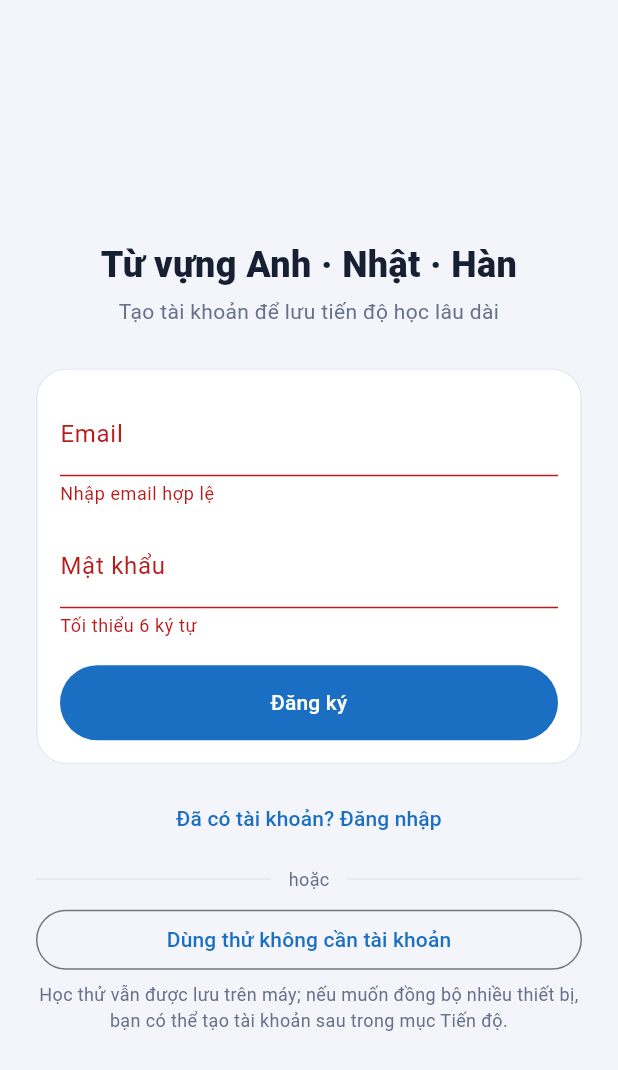
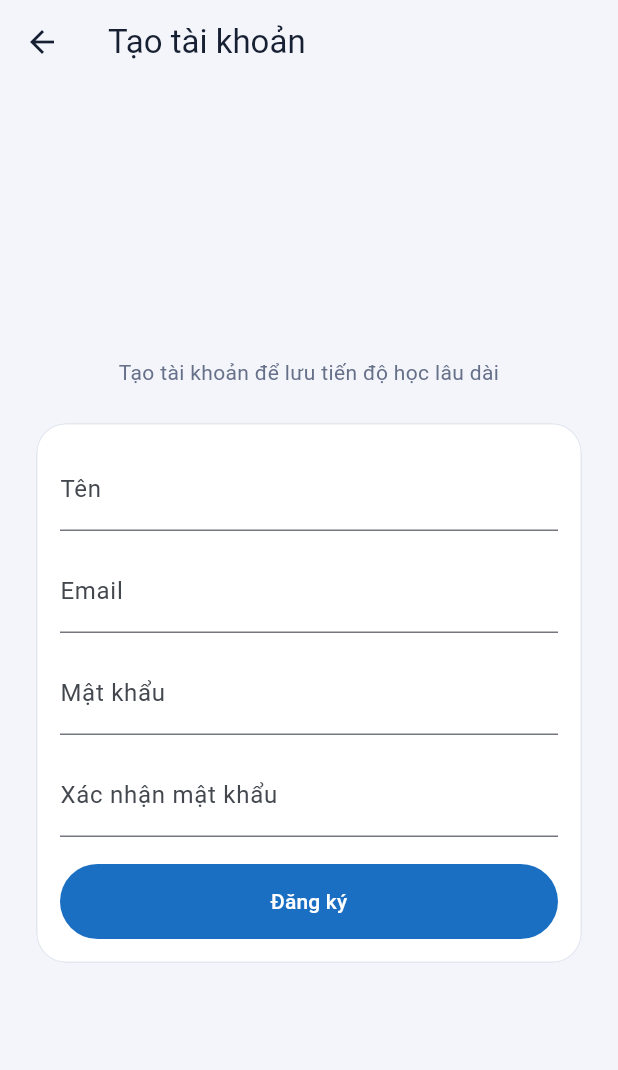
Before and after one commit to nhomLamPhongQuan/Flashcard, a Flutter app: the screen it shows after launch, after a tap on "Đăng nhập", after a tap on "Chưa có tài khoản? Đăng ký", on a phone screen of 412 x 824 dp. Shown: the top 1070 px of the screen. Run offline on Flutter 3.47's test engine with Material 3 defaults, Android fonts, the phone set to English and light mode, and no system bars; our stand-ins replace cloud_firestore, firebase_auth, firebase_core, shared_preferences; accounts and stored records are empty.

Commit message:
Account page + Register Page
I add account page to the project while splitting the login page into TRULY login page + register page (now require a Name and password confirmation step)

```diff
--- a/my_flashcard_app/lib/pages/auth_gate.dart
+++ b/my_flashcard_app/lib/pages/auth_gate.dart
@@ -7,14 +7,27 @@ import 'login_page.dart';
 
 /// Màn hình gác cổng: chưa có phiên đăng nhập (kể cả ẩn danh) -> LoginPage,
 /// đã có phiên -> vào thẳng app.
-class AuthGate extends StatelessWidget {
+class AuthGate extends StatefulWidget {
   const AuthGate({super.key, required this.auth});
   final AuthService auth;
 
   @override
+  State<AuthGate> createState() => _AuthGateState();
+}
+
+class _AuthGateState extends State<AuthGate> {
+  late final Stream<String?> _uidChanges;
+
+  @override
+  void initState() {
+    super.initState();
+    _uidChanges = widget.auth.uidChanges;
+  }
+
+  @override
   Widget build(BuildContext context) {
     return StreamBuilder<String?>(
-      stream: auth.uidChanges,
+      stream: _uidChanges,
       builder: (context, snapshot) {
         if (snapshot.connectionState == ConnectionState.waiting) {
           final p = Palette.ofContext(context);
@@ -24,7 +37,7 @@ class AuthGate extends StatelessWidget {
           );
         }
         final uid = snapshot.data;
-        if (uid == null) return LoginPage(auth: auth);
+        if (uid == null) return LoginPage(auth: widget.auth);
         return const HomeShell();
       },
     );
--- a/my_flashcard_app/lib/pages/login_page.dart
+++ b/my_flashcard_app/lib/pages/login_page.dart
@@ -3,10 +3,9 @@ import 'package:flutter/material.dart';
 import '../services/auth_service.dart';
 import '../theme/app_theme.dart';
 import '../widgets/panel.dart';
+import 'register_page.dart';
 
-enum _Mode { signIn, register }
-
-/// Màn hình đăng nhập / đăng ký, hoặc "Dùng thử không cần tài khoản"
+/// Màn hình đăng nhập, hoặc "Dùng thử không cần tài khoản"
 /// (đăng nhập ẩn danh — vẫn đồng bộ được, chỉ là chưa gắn email).
 class LoginPage extends StatefulWidget {
   const LoginPage({super.key, required this.auth});
@@ -20,7 +19,6 @@ class _LoginPageState extends State<LoginPage> {
   final _formKey = GlobalKey<FormState>();
   final _emailCtrl = TextEditingController();
   final _passwordCtrl = TextEditingController();
-  _Mode _mode = _Mode.signIn;
   bool _loading = false;
   String? _error;
 
@@ -33,43 +31,33 @@ class _LoginPageState extends State<LoginPage> {
 
   Future<void> _submit() async {
     if (!_formKey.currentState!.validate()) return;
+    final email = _emailCtrl.text.trim();
+    await _runAuthAction(() => widget.auth.signIn(email, _passwordCtrl.text));
+  }
+
+  Future<void> _continueAsGuest() =>
+      _runAuthAction(widget.auth.continueAsGuest);
+
+  Future<void> _runAuthAction(Future<void> Function() action) async {
     setState(() {
       _loading = true;
       _error = null;
     });
     try {
-      if (_mode == _Mode.signIn) {
-        await widget.auth.signIn(_emailCtrl.text.trim(), _passwordCtrl.text);
-      } else {
-        await widget.auth.register(_emailCtrl.text.trim(), _passwordCtrl.text);
+      await action();
+    } catch (e) {
+      if (mounted) {
+        setState(() => _error = widget.auth.friendlyError(e));
       }
-      // Đăng nhập/đăng ký thành công -> AuthGate tự chuyển màn hình qua
-      // stream uidChanges, không cần tự điều hướng ở đây.
-    } catch (e) {
-      setState(() => _error = widget.auth.friendlyError(e));
     } finally {
       if (mounted) setState(() => _loading = false);
     }
   }
 
-  Future<void> _continueAsGuest() async {
-    setState(() {
-      _loading = true;
-      _error = null;
-    });
-    try {
-      await widget.auth.continueAsGuest();
-    } catch (e) {
-      setState(() => _error = widget.auth.friendlyError(e));
-    } finally {
-      if (mounted) setState(() => _loading = false);
-    }
-  }
-
+  //So I change the code a little bit to make it easier to read and also split it into 2 different pages - login and register.
   @override
   Widget build(BuildContext context) {
     final p = Palette.ofContext(context);
-    final isSignIn = _mode == _Mode.signIn;
 
     return Scaffold(
       backgroundColor: p.bg,
@@ -93,9 +81,7 @@ class _LoginPageState extends State<LoginPage> {
                   ),
                   const SizedBox(height: 4),
                   Text(
-                    isSignIn
-                        ? 'Đăng nhập để đồng bộ tiến độ học trên mọi thiết bị'
-                        : 'Tạo tài khoản để lưu tiến độ học lâu dài',
+                    'Đăng nhập để đồng bộ tiến độ học trên mọi thiết bị',
                     textAlign: TextAlign.center,
                     style: TextStyle(fontSize: 14, color: p.muted),
                   ),
@@ -145,7 +131,7 @@ class _LoginPageState extends State<LoginPage> {
                                       child: CircularProgressIndicator(
                                           strokeWidth: 2),
                                     )
-                                  : Text(isSignIn ? 'Đăng nhập' : 'Đăng ký'),
+                                  : const Text('Đăng nhập'),
                             ),
                           ),
                         ],
@@ -156,15 +142,12 @@ class _LoginPageState extends State<LoginPage> {
                   TextButton(
                     onPressed: _loading
                         ? null
-                        : () => setState(() {
-                              _mode = isSignIn ? _Mode.register : _Mode.signIn;
-                              _error = null;
-                            }),
-                    child: Text(
-                      isSignIn
-                          ? 'Chưa có tài khoản? Đăng ký'
-                          : 'Đã có tài khoản? Đăng nhập',
-                    ),
+                        : () => Navigator.of(context).push(
+                              MaterialPageRoute<void>(
+                                builder: (_) => RegisterPage(auth: widget.auth),
+                              ),
+                            ),
+                    child: const Text('Chưa có tài khoản? Đăng ký'),
                   ),
                   const SizedBox(height: 8),
                   Row(
--- /dev/null
+++ b/my_flashcard_app/lib/pages/register_page.dart
@@ -0,0 +1,160 @@
+import 'package:flutter/material.dart';
+
+import '../services/auth_service.dart';
+import '../theme/app_theme.dart';
+import '../widgets/panel.dart';
+
+class RegisterPage extends StatefulWidget {
+  const RegisterPage({super.key, required this.auth});
+  final AuthService auth;
+
+  @override
+  State<RegisterPage> createState() => _RegisterPageState();
+}
+
+class _RegisterPageState extends State<RegisterPage> {
+  final _formKey = GlobalKey<FormState>();
+  final _nameCtrl = TextEditingController();
+  final _emailCtrl = TextEditingController();
+  final _passwordCtrl = TextEditingController();
+  final _confirmPasswordCtrl = TextEditingController();
+  bool _loading = false;
+  String? _error;
+
+  @override
+  void dispose() {
+    _nameCtrl.dispose();
+    _emailCtrl.dispose();
+    _passwordCtrl.dispose();
+    _confirmPasswordCtrl.dispose();
+    super.dispose();
+  }
+
+  Future<void> _register() async {
+    if (!_formKey.currentState!.validate()) return;
+    setState(() {
+      _loading = true;
+      _error = null;
+    });
+    try {
+      await widget.auth.register(
+        displayName: _nameCtrl.text.trim(),
+        email: _emailCtrl.text.trim(),
+        password: _passwordCtrl.text,
+      );
+      if (mounted) Navigator.of(context).pop();
+    } catch (e) {
+      if (mounted) setState(() => _error = widget.auth.friendlyError(e));
+    } finally {
+      if (mounted) setState(() => _loading = false);
+    }
+  }
+
+  @override
+  Widget build(BuildContext context) {
+    final p = Palette.ofContext(context);
+
+    return Scaffold(
+      backgroundColor: p.bg,
+      appBar: AppBar(
+        backgroundColor: p.bg,
+        title: const Text('Tạo tài khoản'),
+      ),
+      body: SafeArea(
+        child: Center(
+          child: SingleChildScrollView(
+            padding: const EdgeInsets.all(24),
+            child: ConstrainedBox(
+              constraints: const BoxConstraints(maxWidth: 420),
+              child: Column(
+                crossAxisAlignment: CrossAxisAlignment.stretch,
+                children: [
+                  Text(
+                    'Tạo tài khoản để lưu tiến độ học lâu dài',
+                    textAlign: TextAlign.center,
+                    style: TextStyle(fontSize: 14, color: p.muted),
+                  ),
+                  const SizedBox(height: 24),
+                  Panel(
+                    child: Form(
+                      key: _formKey,
+                      child: Column(
+                        crossAxisAlignment: CrossAxisAlignment.stretch,
+                        children: [
+                          TextFormField(
+                            controller: _nameCtrl,
+                            textCapitalization: TextCapitalization.words,
+                            decoration: const InputDecoration(labelText: 'Tên'),
+                            validator: (value) =>
+                                (value == null || value.trim().isEmpty)
+                                    ? 'Nhập tên của bạn'
+                                    : null,
+                          ),
+                          const SizedBox(height: 12),
+                          TextFormField(
+                            controller: _emailCtrl,
+                            keyboardType: TextInputType.emailAddress,
+                            decoration:
+                                const InputDecoration(labelText: 'Email'),
+                            validator: (value) =>
+                                (value == null || !value.contains('@'))
+                                    ? 'Nhập email hợp lệ'
+                                    : null,
+                          ),
+                          const SizedBox(height: 12),
+                          TextFormField(
+                            controller: _passwordCtrl,
+                            obscureText: true,
+                            decoration:
+                                const InputDecoration(labelText: 'Mật khẩu'),
+                            validator: (value) =>
+                                (value == null || value.length < 6)
+                                    ? 'Tối thiểu 6 ký tự'
+                                    : null,
+                          ),
+                          const SizedBox(height: 12),
+                          TextFormField(
+                            controller: _confirmPasswordCtrl,
+                            obscureText: true,
+                            decoration: const InputDecoration(
+                                labelText: 'Xác nhận mật khẩu'),
+                            validator: (value) => value != _passwordCtrl.text
+                                ? 'Mật khẩu xác nhận không khớp'
+                                : null,
+                          ),
+                          if (_error != null) ...[
+                            const SizedBox(height: 12),
+                            Text(
+                              _error!,
+                              style: const TextStyle(
+                                  color: Color(0xFFD64550), fontSize: 13),
+                            ),
+                          ],
+                          const SizedBox(height: 18),
+                          SizedBox(
+                            height: 50,
+                            child: FilledButton(
+                              onPressed: _loading ? null : _register,
+                              child: _loading
+                                  ? const SizedBox(
+                                      width: 20,
+                                      height: 20,
+                                      child: CircularProgressIndicator(
+                                          strokeWidth: 2),
+                                    )
+                                  : const Text('Đăng ký'),
+                            ),
+                          ),
+                        ],
+                      ),
+                    ),
+                  ),
+                ],
+              ),
+            ),
+          ),
+        ),
+      ),
+    );
+  }
+}
```
Also changed, not shown: my_flashcard_app/lib/pages/account_page.dart (added, +359 -0 lines), my_flashcard_app/lib/pages/home_shell.dart (+13 -2 lines), my_flashcard_app/lib/pages/stats_tab.dart (+0 -56 lines), my_flashcard_app/lib/services/auth_service.dart (+46 -3 lines).
